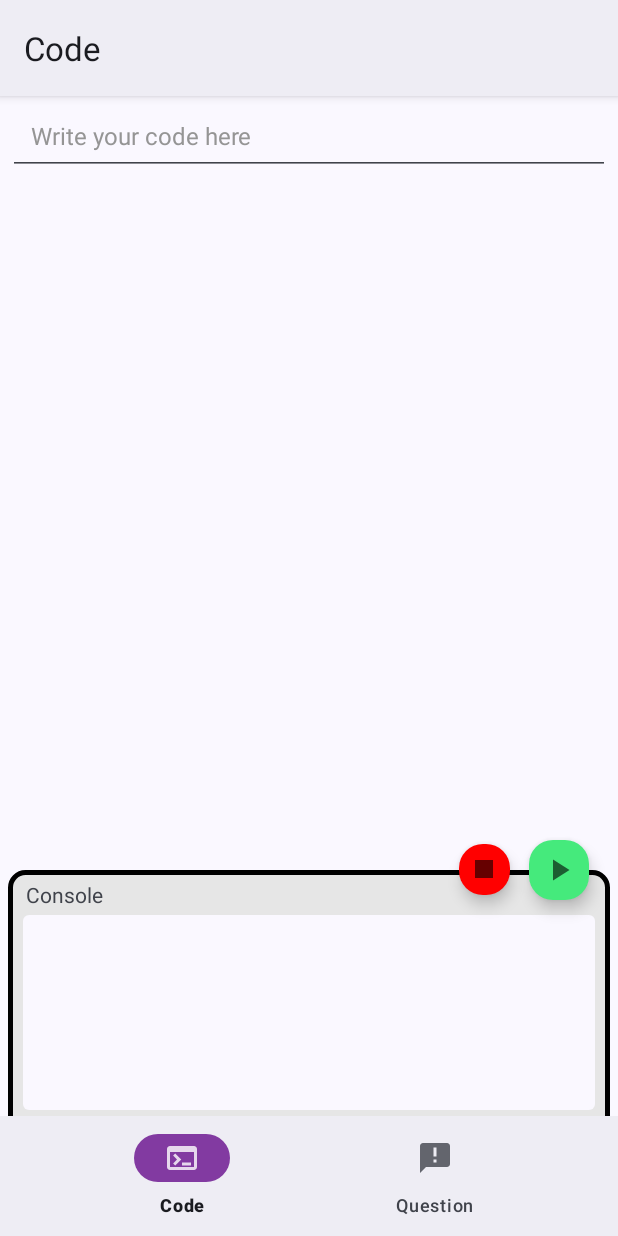
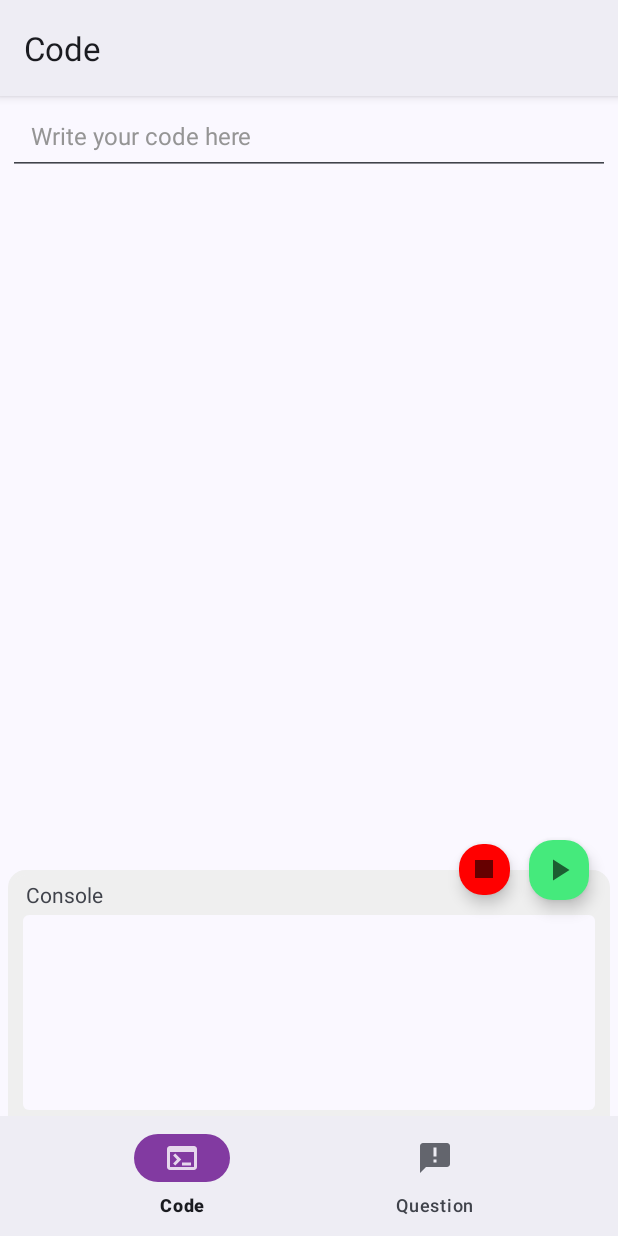
Before and after one commit to TrabalhosPUCPR/CoursesAndroidApp, an Android app: the IdeFragment screen opened through its navigation route, after a tap on "Run", on a phone screen of 412 x 824 dp. Run offline under Robolectric (Android 15) with nearby library versions, the phone set to English and light mode, and no system bars; our stand-ins replace data binding, navigation-ui; libraries missing offline, so code that uses them is left out: com.chaquo.python; 1 statement that could not run was skipped.

Commit message:
few more color changes

```diff
--- a/app/src/main/java/com/bradesco/projetoprogramacao/Controller/codeRunner/RunnerCli.java
+++ b/app/src/main/java/com/bradesco/projetoprogramacao/Controller/codeRunner/RunnerCli.java
@@ -102,7 +102,7 @@ public class RunnerCli extends androidx.appcompat.widget.AppCompatTextView {
     }
 
     private void appendNormalText(String text){
-        appendColoredText(text, getColor(R.color.consoleColor));
+        appendColoredText(text, getColor(R.color.consolefontcolor));
     }
 
     private class PythonCodeRunner extends Thread{
--- a/app/src/main/java/com/bradesco/projetoprogramacao/Controller/playActivityFragments/IdeFragment.java
+++ b/app/src/main/java/com/bradesco/projetoprogramacao/Controller/playActivityFragments/IdeFragment.java
@@ -55,7 +55,7 @@ public class IdeFragment extends Fragment implements PythonCodeFinishListener {
             fabFinish.setVisibility(View.GONE);
             String text = codeArea.toString();
             pythonRunnerConsole.runCode(text);
-            txtViewExpected.setTextColor(ContextCompat.getColor(getContext(), R.color.consoleColor));
+            txtViewExpected.setTextColor(ContextCompat.getColor(getContext(), R.color.consolefontcolor));
         });
         stopFab.setOnClickListener(view -> {
             // STOP
--- a/app/src/main/res/drawable/console_shape.xml
+++ b/app/src/main/res/drawable/console_shape.xml
@@ -1,7 +1,7 @@
 <?xml version="1.0" encoding="utf-8"?>
 <shape xmlns:android="http://schemas.android.com/apk/res/android">
     <stroke android:color="@color/black" android:width="3dp"/>
-    <solid android:color="@color/consoleColor"/>
+    <solid android:color="@color/consolefontcolor"/>
     <corners android:radius="10dp"/>
     <padding android:top="5dp" android:left="10dp" android:bottom="5dp" android:right="10dp"/>
 </shape>
--- a/app/src/main/res/layout/activity_sandbox.xml
+++ b/app/src/main/res/layout/activity_sandbox.xml
@@ -63,13 +63,14 @@
                     android:layout_width="match_parent"
                     android:layout_height="match_parent"
                     android:background="@drawable/console_shape"
+                    android:backgroundTint="@color/consoleColor"
                     android:translationY="34dp"
                     android:clipChildren="false"
                     android:clipToPadding="false">
                     <TextView
                         android:layout_width="match_parent"
                         android:layout_height="match_parent"
-                        android:backgroundTint="@color/consoleColor"
+                        android:backgroundTint="@color/consolefontcolor"
                         android:layout_margin="2dp"
                         android:text="@string/console"/>
                     <FrameLayout
--- a/app/src/main/res/values-night/colors.xml
+++ b/app/src/main/res/values-night/colors.xml
@@ -1,7 +1,8 @@
 <?xml version="1.0" encoding="utf-8"?>
 <resources>
-    <color name="consoleColor">#373737</color>
+    <color name="consolefontcolor">#D5D5D5</color>
     <color name="run_fab">#45EA7C</color>
     <color name="consoleRedFont">#AA0C00</color>
     <color name="consoleGreenFont">#5DE662</color>
+    <color name="consoleColor">#2C2C2C</color>
 </resources>
--- a/app/src/main/res/values/colors.xml
+++ b/app/src/main/res/values/colors.xml
@@ -8,7 +8,7 @@
     <color name="black">#FF000000</color>
     <color name="white">#FFFFFFFF</color>
     <color name="ide_background_color">#2B2B2B</color>
-    <color name="consoleColor">#E6E6E6</color>
+    <color name="consolefontcolor">#151515</color>
     <color name="correctAnswer">#3BB63D</color>
     <color name="wrongAnswer">#B81E1E</color>
     <color name="clickableConsoleButton">#636363</color>
@@ -16,7 +16,8 @@
     <color name="stopNotRunning_fab">#373737</color>
     <color name="run_fab">#45EA7C</color>
     <color name="consoleRedFont">#920A00</color>
-    <color name="consoleGreenFont">#00FF09</color>
+    <color name="consoleGreenFont">#009505</color>
     <color name="courseadapter1">#039BE5</color>
     <color name="courseadapter2">#00ACC1</color>
+    <color name="consoleColor">#EFEFEF</color>
 </resources>
```
